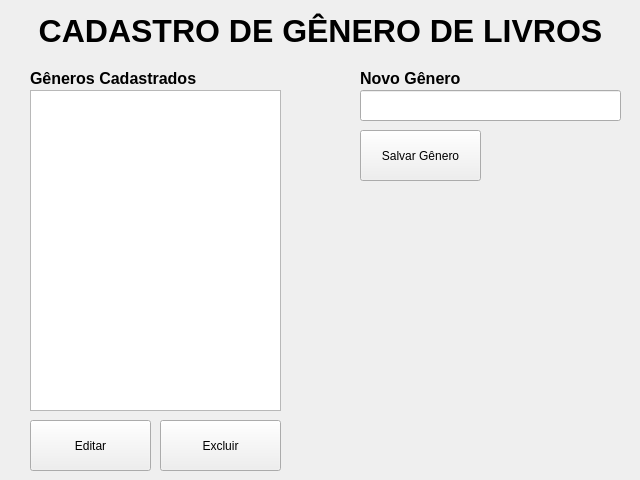
mateusmoratelli/MinhaBiblioteca, file screen/ui_designer/screen_cadastro_genero.ui: the form before one commit.
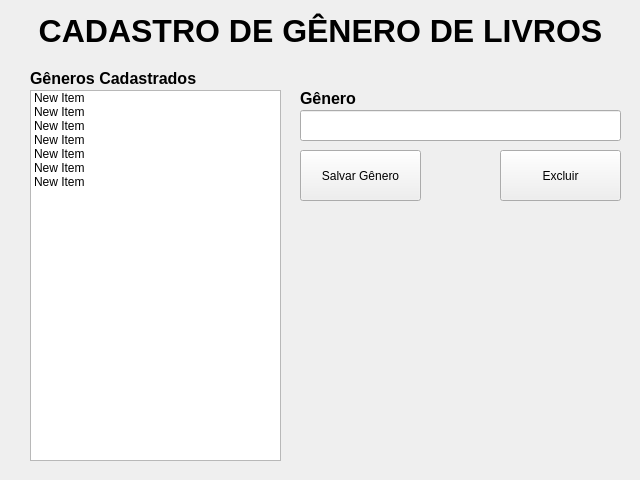
The form after the commit. Icons and pictures are not drawn.

Commit message: tela gênero funcionando totalmente.

Diff of the .ui file:
```diff
--- a/screen/ui_designer/screen_cadastro_genero.ui
+++ b/screen/ui_designer/screen_cadastro_genero.ui
@@ -51,15 +51,50 @@
      <x>30</x>
      <y>90</y>
      <width>251</width>
-     <height>321</height>
+     <height>371</height>
     </rect>
    </property>
+   <item>
+    <property name="text">
+     <string>New Item</string>
+    </property>
+   </item>
+   <item>
+    <property name="text">
+     <string>New Item</string>
+    </property>
+   </item>
+   <item>
+    <property name="text">
+     <string>New Item</string>
+    </property>
+   </item>
+   <item>
+    <property name="text">
+     <string>New Item</string>
+    </property>
+   </item>
+   <item>
+    <property name="text">
+     <string>New Item</string>
+    </property>
+   </item>
+   <item>
+    <property name="text">
+     <string>New Item</string>
+    </property>
+   </item>
+   <item>
+    <property name="text">
+     <string>New Item</string>
+    </property>
+   </item>
   </widget>
   <widget class="QPushButton" name="btSalvarGenero">
    <property name="geometry">
     <rect>
-     <x>360</x>
-     <y>130</y>
+     <x>300</x>
+     <y>150</y>
      <width>121</width>
      <height>51</height>
     </rect>
@@ -81,9 +116,9 @@
   <widget class="QLineEdit" name="txtGenero">
    <property name="geometry">
     <rect>
-     <x>360</x>
-     <y>90</y>
-     <width>261</width>
+     <x>300</x>
+     <y>110</y>
+     <width>321</width>
      <height>31</height>
     </rect>
    </property>
@@ -96,8 +131,8 @@
   <widget class="QLabel" name="label_2">
    <property name="geometry">
     <rect>
-     <x>360</x>
-     <y>70</y>
+     <x>300</x>
+     <y>90</y>
      <width>121</width>
      <height>16</height>
     </rect>
@@ -110,7 +145,7 @@
     </font>
    </property>
    <property name="text">
-    <string>Novo Gênero</string>
+    <string>Gênero</string>
    </property>
   </widget>
   <widget class="QLabel" name="label_3">
@@ -136,8 +171,8 @@
   <widget class="QPushButton" name="btExcluirGenero">
    <property name="geometry">
     <rect>
-     <x>160</x>
-     <y>420</y>
+     <x>500</x>
+     <y>150</y>
      <width>121</width>
      <height>51</height>
     </rect>
@@ -156,29 +191,6 @@
     </size>
    </property>
   </widget>
-  <widget class="QPushButton" name="btEditarGenero">
-   <property name="geometry">
-    <rect>
-     <x>30</x>
-     <y>420</y>
-     <width>121</width>
-     <height>51</height>
-    </rect>
-   </property>
-   <property name="text">
-    <string>Editar</string>
-   </property>
-   <property name="icon">
-    <iconset>
-     <normaloff>../../resources/icons/border_color_16dp_5F6368.png</normaloff>../../resources/icons/border_color_16dp_5F6368.png</iconset>
-   </property>
-   <property name="iconSize">
-    <size>
-     <width>24</width>
-     <height>24</height>
-    </size>
-   </property>
-  </widget>
  </widget>
  <resources/>
  <connections/>
```
The commit also changes 12 other files.
